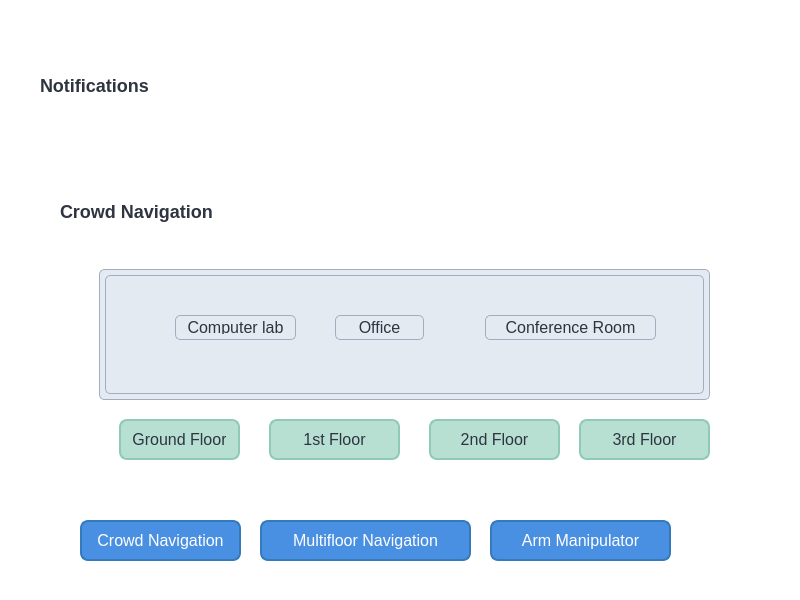
Before: the Qt Designer form src/smrr_gui/smrr_gui/GUIs/robot_gui_test3.ui in NisalaYapa/mobile_robot_ws, drawn with Qt 5.
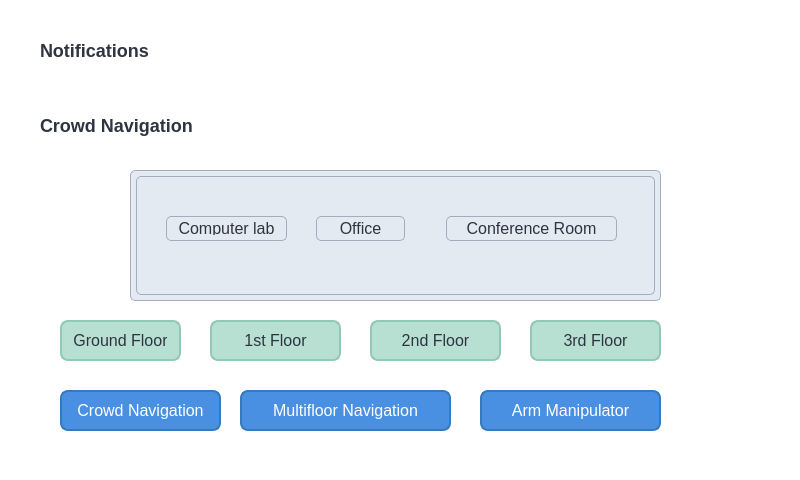
After: the same form once the commit is applied. The open tabs and pages were chosen to show the change.

Patch:
```diff
--- a/src/smrr_gui/smrr_gui/GUIs/robot_gui_test3.ui
+++ b/src/smrr_gui/smrr_gui/GUIs/robot_gui_test3.ui
@@ -7,7 +7,7 @@
     <x>0</x>
     <y>0</y>
     <width>800</width>
-    <height>600</height>
+    <height>480</height>
    </rect>
   </property>
   <property name="windowTitle">
@@ -102,61 +102,13 @@
 </string>
   </property>
   <widget class="QWidget" name="centralwidget">
-   <widget class="QPushButton" name="btn_crowdnav">
-    <property name="geometry">
-     <rect>
-      <x>80</x>
-      <y>520</y>
-      <width>161</width>
-      <height>41</height>
-     </rect>
-    </property>
-    <property name="styleSheet">
-     <string notr="true"/>
-    </property>
-    <property name="text">
-     <string>Crowd Navigation</string>
-    </property>
-   </widget>
-   <widget class="QPushButton" name="btn_multifloor">
-    <property name="geometry">
-     <rect>
-      <x>260</x>
-      <y>520</y>
-      <width>211</width>
-      <height>41</height>
-     </rect>
-    </property>
-    <property name="styleSheet">
-     <string notr="true"/>
-    </property>
-    <property name="text">
-     <string>Multifloor Navigation</string>
-    </property>
-   </widget>
-   <widget class="QPushButton" name="btn_arm">
-    <property name="geometry">
-     <rect>
-      <x>490</x>
-      <y>520</y>
-      <width>181</width>
-      <height>41</height>
-     </rect>
-    </property>
-    <property name="styleSheet">
-     <string notr="true"/>
-    </property>
-    <property name="text">
-     <string>Arm Manipulator</string>
-    </property>
-   </widget>
    <widget class="QStackedWidget" name="mainstack">
     <property name="geometry">
      <rect>
-      <x>59</x>
-      <y>239</y>
-      <width>691</width>
-      <height>251</height>
+      <x>40</x>
+      <y>160</y>
+      <width>681</width>
+      <height>221</height>
      </rect>
     </property>
     <property name="styleSheet">
@@ -197,12 +149,42 @@
      </widget>
     </widget>
     <widget class="QWidget" name="Multifloor">
+     <widget class="QPushButton" name="btn_flr_G">
+      <property name="geometry">
+       <rect>
+        <x>10</x>
+        <y>150</y>
+        <width>121</width>
+        <height>41</height>
+       </rect>
+      </property>
+      <property name="styleSheet">
+       <string notr="true">QPushButton {
+    background-color: #B8E0D2;  /* Light Mint Green */
+    color: #2E3440;
+    font-size: 16px;
+    padding: 8px 12px;
+    border-radius: 8px;
+    border: 2px solid #90C9B7;
+    transition: 0.3s;
+}
+
+QPushButton:hover {
+    background-color: #90C9B7;
+    border: 2px solid #6CA893;
+}
+</string>
+      </property>
+      <property name="text">
+       <string>Ground Floor</string>
+      </property>
+     </widget>
      <widget class="QStackedWidget" name="floorStack">
       <property name="geometry">
        <rect>
-        <x>30</x>
-        <y>20</y>
-        <width>611</width>
+        <x>80</x>
+        <y>0</y>
+        <width>531</width>
         <height>131</height>
        </rect>
       </property>
@@ -261,7 +243,7 @@
        <widget class="QPushButton" name="btn_com_lab">
         <property name="geometry">
          <rect>
-          <x>70</x>
+          <x>30</x>
           <y>40</y>
           <width>121</width>
           <height>25</height>
@@ -274,7 +256,7 @@
        <widget class="QPushButton" name="btn_office">
         <property name="geometry">
          <rect>
-          <x>230</x>
+          <x>180</x>
           <y>40</y>
           <width>89</width>
           <height>25</height>
@@ -287,7 +269,7 @@
        <widget class="QPushButton" name="btn_conference">
         <property name="geometry">
          <rect>
-          <x>380</x>
+          <x>310</x>
           <y>40</y>
           <width>171</width>
           <height>25</height>
@@ -355,41 +337,11 @@
        </widget>
       </widget>
      </widget>
-     <widget class="QPushButton" name="btn_flr_G">
-      <property name="geometry">
-       <rect>
-        <x>50</x>
-        <y>170</y>
-        <width>121</width>
-        <height>41</height>
-       </rect>
-      </property>
-      <property name="styleSheet">
-       <string notr="true">QPushButton {
-    background-color: #B8E0D2;  /* Light Mint Green */
-    color: #2E3440;
-    font-size: 16px;
-    padding: 8px 12px;
-    border-radius: 8px;
-    border: 2px solid #90C9B7;
-    transition: 0.3s;
-}
-
-QPushButton:hover {
-    background-color: #90C9B7;
-    border: 2px solid #6CA893;
-}
-</string>
-      </property>
-      <property name="text">
-       <string>Ground Floor</string>
-      </property>
-     </widget>
      <widget class="QPushButton" name="btn_flr_1">
       <property name="geometry">
        <rect>
-        <x>200</x>
-        <y>170</y>
+        <x>160</x>
+        <y>150</y>
         <width>131</width>
         <height>41</height>
        </rect>
@@ -418,8 +370,8 @@
      <widget class="QPushButton" name="btn_flr_2">
       <property name="geometry">
        <rect>
-        <x>360</x>
-        <y>170</y>
+        <x>320</x>
+        <y>150</y>
         <width>131</width>
         <height>41</height>
        </rect>
@@ -448,8 +400,8 @@
      <widget class="QPushButton" name="btn_flr_3">
       <property name="geometry">
        <rect>
-        <x>510</x>
-        <y>170</y>
+        <x>480</x>
+        <y>150</y>
         <width>131</width>
         <height>41</height>
        </rect>
@@ -573,9 +525,9 @@
     <property name="geometry">
      <rect>
       <x>40</x>
-      <y>10</y>
+      <y>0</y>
       <width>691</width>
-      <height>151</height>
+      <height>101</height>
      </rect>
     </property>
     <property name="font">
@@ -596,9 +548,9 @@
    <widget class="QLabel" name="label">
     <property name="geometry">
      <rect>
-      <x>60</x>
-      <y>196</y>
-      <width>211</width>
+      <x>40</x>
+      <y>110</y>
+      <width>161</width>
       <height>31</height>
      </rect>
     </property>
@@ -606,6 +558,54 @@
      <string>Crowd Navigation</string>
     </property>
    </widget>
+   <widget class="QPushButton" name="btn_crowdnav">
+    <property name="geometry">
+     <rect>
+      <x>60</x>
+      <y>390</y>
+      <width>161</width>
+      <height>41</height>
+     </rect>
+    </property>
+    <property name="styleSheet">
+     <string notr="true"/>
+    </property>
+    <property name="text">
+     <string>Crowd Navigation</string>
+    </property>
+   </widget>
+   <widget class="QPushButton" name="btn_multifloor">
+    <property name="geometry">
+     <rect>
+      <x>240</x>
+      <y>390</y>
+      <width>211</width>
+      <height>41</height>
+     </rect>
+    </property>
+    <property name="styleSheet">
+     <string notr="true"/>
+    </property>
+    <property name="text">
+     <string>Multifloor Navigation</string>
+    </property>
+   </widget>
+   <widget class="QPushButton" name="btn_arm">
+    <property name="geometry">
+     <rect>
+      <x>480</x>
+      <y>390</y>
+      <width>181</width>
+      <height>41</height>
+     </rect>
+    </property>
+    <property name="styleSheet">
+     <string notr="true"/>
+    </property>
+    <property name="text">
+     <string>Arm Manipulator</string>
+    </property>
+   </widget>
   </widget>
  </widget>
  <resources/>
```
Left out of the diff: 6 changed lines with no effect on the pictures.
